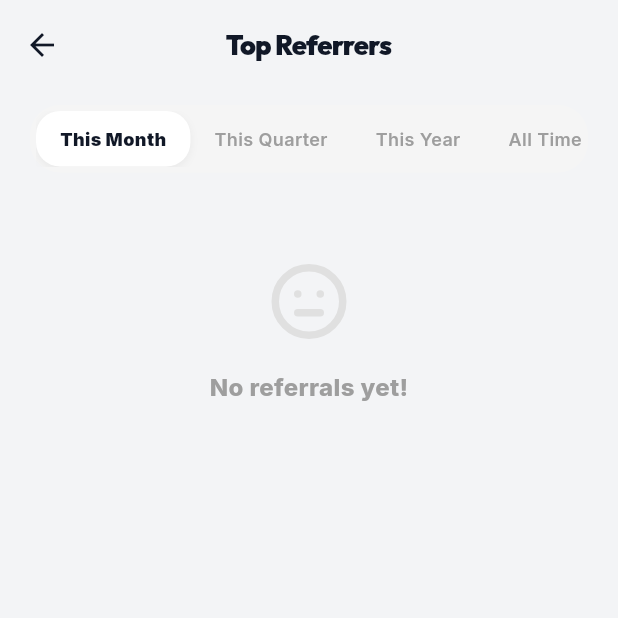
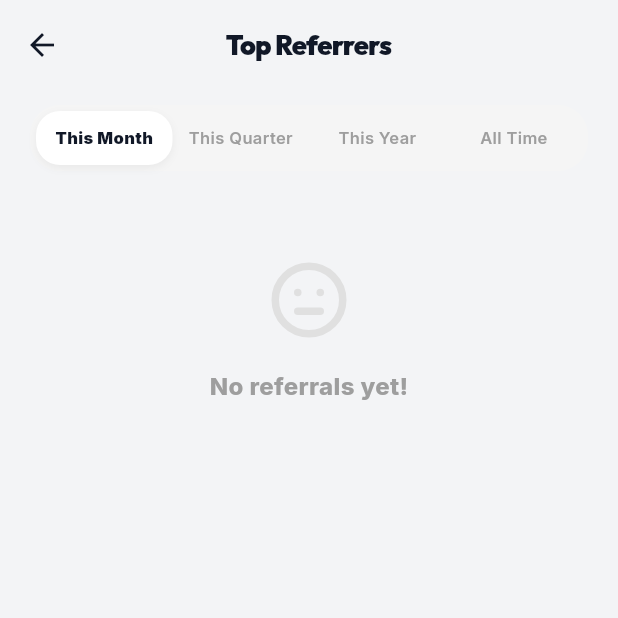
Before and after one commit to musnymubarak/PBN, a Flutter app: the LeaderboardPage screen opened directly, on a phone screen of 412 x 824 dp, the top half of it. Run offline on Flutter 3.47's test engine with Material 3 defaults, Android fonts, the phone set to English and light mode, and no system bars; our stand-ins replace dio, flutter_secure_storage, flutter_tabler_icons, google_fonts, image_picker, qr_flutter; missing offline and left inert: mobile_scanner; accounts and stored records are empty; network calls fail.

Commit message:
leaderboard bug fixed

```diff
--- a/mobile/lib/features/leaderboard/leaderboard_page.dart
+++ b/mobile/lib/features/leaderboard/leaderboard_page.dart
@@ -132,16 +132,13 @@ class _LeaderboardPageState extends State<LeaderboardPage> {
         color: Colors.grey.shade100,
         borderRadius: BorderRadius.circular(20),
       ),
-      child: SingleChildScrollView(
-        scrollDirection: Axis.horizontal,
       child: Row(
         children: [
-            _periodTab('This Month', 'this_month'),
-            _periodTab('This Quarter', 'this_quarter'),
-            _periodTab('This Year', 'this_year'),
-            _periodTab('All Time', 'all_time'),
+          Expanded(child: _periodTab('This Month', 'this_month')),
+          Expanded(child: _periodTab('This Quarter', 'this_quarter')),
+          Expanded(child: _periodTab('This Year', 'this_year')),
+          Expanded(child: _periodTab('All Time', 'all_time')),
         ],
-        ),
       ),
     );
   }
@@ -155,17 +152,20 @@ class _LeaderboardPageState extends State<LeaderboardPage> {
       },
       child: AnimatedContainer(
         duration: const Duration(milliseconds: 200),
-        padding: const EdgeInsets.symmetric(horizontal: 16, vertical: 10),
+        padding: const EdgeInsets.symmetric(vertical: 10),
         decoration: BoxDecoration(
           color: selected ? Colors.white : Colors.transparent,
           borderRadius: BorderRadius.circular(16),
           boxShadow: selected ? [BoxShadow(color: Colors.black.withOpacity(0.05), blurRadius: 4, offset: const Offset(0, 2))] : [],
         ),
+        child: Center(
           child: Text(label,
+              maxLines: 1,
               style: TextStyle(
-                fontSize: 12,
+                  fontSize: 11,
                   fontWeight: selected ? FontWeight.w900 : FontWeight.w600,
                   color: selected ? AppColors.text : Colors.grey.shade500)),
+        ),
       ),
     );
   }
```
Lines whose indentation alone changed are shown as unchanged.
